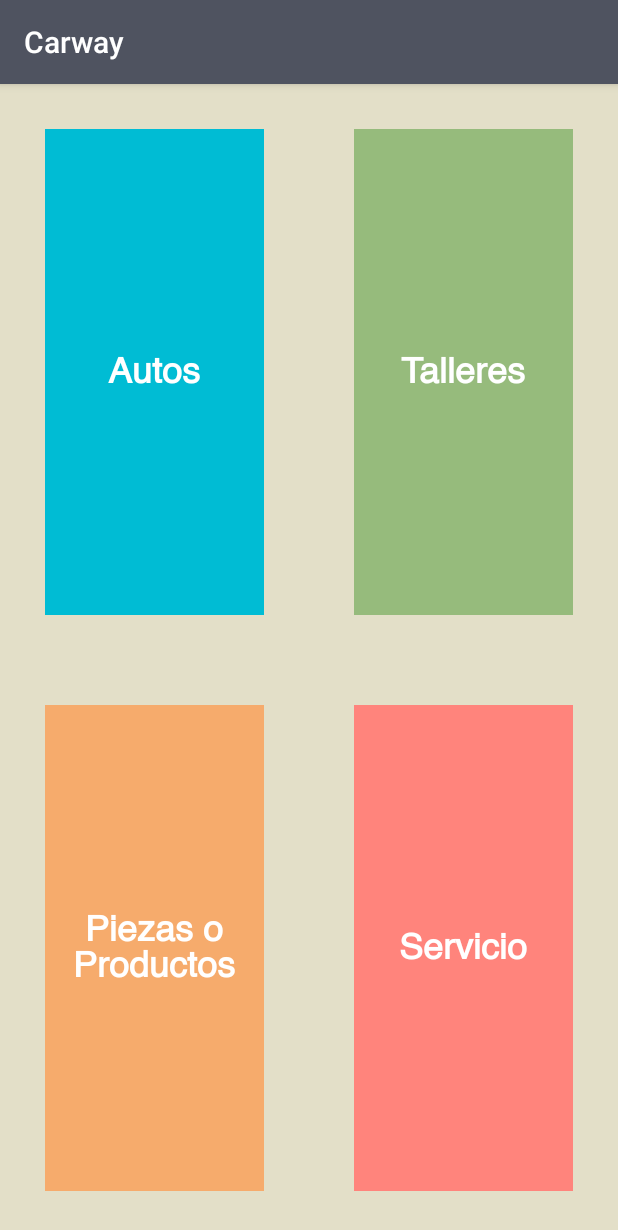
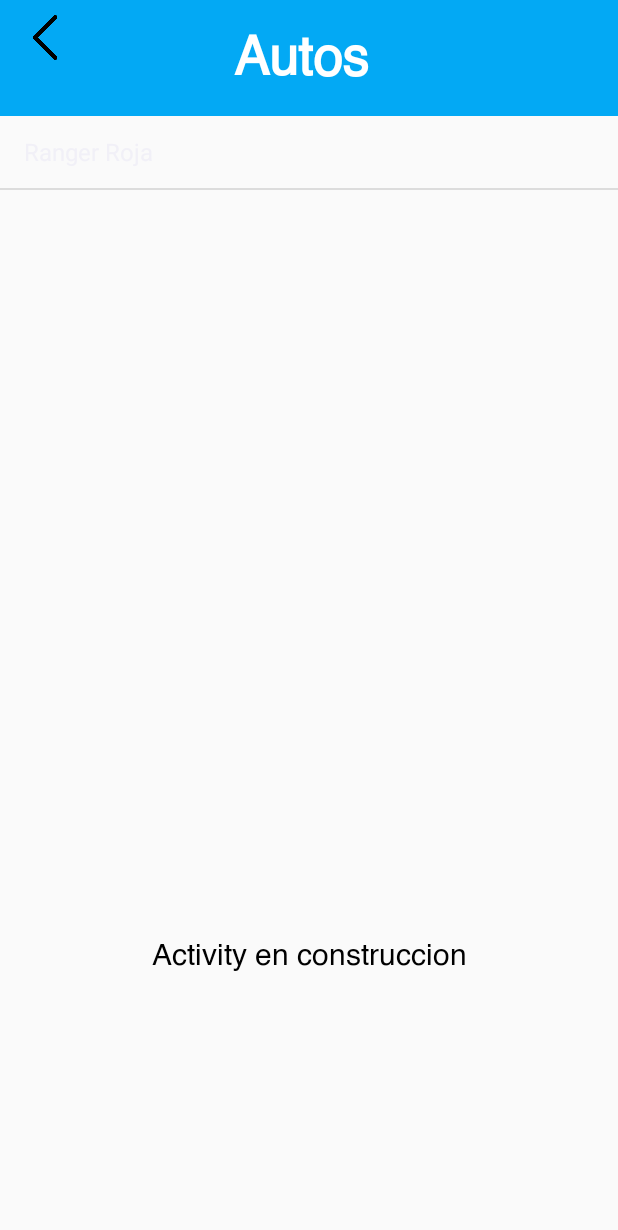
Before and after one commit to AbrahamLCodes/bitacoravehiculos, an Android app: the fragment RegistrosFragment shown on its own in the app's theme, after a tap on "Autos", on a phone screen of 412 x 824 dp. Shown: the top 1230 px of the screen. Run offline under Robolectric (Android 15) with nearby library versions, the phone set to English and light mode, and no system bars.

Commit message:
Activity Autos agregada

```diff
--- a/app/src/main/AndroidManifest.xml
+++ b/app/src/main/AndroidManifest.xml
@@ -4,13 +4,15 @@
 
     <application
         android:allowBackup="true"
-        android:icon="@mipmap/ic_launcher"
+        android:icon="@drawable/appicon"
         android:label="@string/app_name"
         android:roundIcon="@mipmap/ic_launcher_round"
         android:supportsRtl="true"
         android:theme="@style/AppTheme">
+        <activity android:name=".Activities.TalleresActivity"></activity>
+        <activity android:name=".Activities.AutosActivity" />
         <activity
-            android:name="swtizona.androidapps.bpv.MainActivity"
+            android:name=".MainActivity"
             android:label="@string/app_name"
             android:theme="@style/AppTheme.NoActionBar">
             <intent-filter>
--- /dev/null
+++ b/app/src/main/java/swtizona/androidapps/bpv/Activities/AutosActivity.java
@@ -0,0 +1,59 @@
+package swtizona.androidapps.bpv.Activities;
+
+import androidx.appcompat.app.AppCompatActivity;
+
+import android.os.Bundle;
+import android.view.View;
+import android.widget.AdapterView;
+import android.widget.ArrayAdapter;
+import android.widget.ImageView;
+import android.widget.ListView;
+import android.widget.Toast;
+
+import swtizona.androidapps.bpv.R;
+
+public class AutosActivity extends AppCompatActivity implements
+        View.OnClickListener
+        , AdapterView.OnItemClickListener {
+
+    private String [] autos = {"Ranger Roja"};
+    private ListView listAutos;
+    private ImageView backButton;
+
+    @Override
+    protected void onCreate(Bundle savedInstanceState) {
+        super.onCreate(savedInstanceState);
+        setContentView(R.layout.activity_autos);
+
+        backButton = findViewById(R.id.autosBack);
+        listAutos = findViewById(R.id.listAutos);
+        listAutos.setAdapter(new ArrayAdapter<>(
+                getApplicationContext()
+                , android.R.layout.simple_list_item_1
+                , autos));
+
+        backButton.setOnClickListener(this);
+        listAutos.setOnItemClickListener(this);
+    }
+
+    @Override
+    public void onBackPressed() {
+        super.onBackPressed();
+        //overridePendingTransition(R.anim.slide_out_right, R.anim.slide_in_left);
+    }
+
+    @Override
+    public void onClick(View v) {
+
+        switch (v.getId()){
+            case R.id.autosBack:
+                onBackPressed();
+                break;
+        }
+    }
+
+    @Override
+    public void onItemClick(AdapterView<?> parent, View view, int position, long id) {
+        Toast.makeText(this, ""+autos[position], Toast.LENGTH_SHORT).show();
+    }
+}
--- /dev/null
+++ b/app/src/main/java/swtizona/androidapps/bpv/Activities/TalleresActivity.java
@@ -0,0 +1,16 @@
+package swtizona.androidapps.bpv.Activities;
+
+import androidx.appcompat.app.AppCompatActivity;
+
+import android.os.Bundle;
+
+import swtizona.androidapps.bpv.R;
+
+public class TalleresActivity extends AppCompatActivity {
+
+    @Override
+    protected void onCreate(Bundle savedInstanceState) {
+        super.onCreate(savedInstanceState);
+        setContentView(R.layout.activity_talleres);
+    }
+}
--- a/app/src/main/java/swtizona/androidapps/bpv/HistoryFragment.java
+++ b/app/src/main/java/swtizona/androidapps/bpv/Fragments/HistoryFragment.java
@@ -1,4 +1,4 @@
-package swtizona.androidapps.bpv;
+package swtizona.androidapps.bpv.Fragments;
 
 import android.os.Bundle;
 
@@ -7,6 +7,8 @@ import androidx.fragment.app.Fragment;
 import android.view.LayoutInflater;
 import android.view.View;
 import android.view.ViewGroup;
+
+import swtizona.androidapps.bpv.R;
 
 
 public class HistoryFragment extends Fragment {
--- a/app/src/main/java/swtizona/androidapps/bpv/RegistrosFragment.java
+++ b/app/src/main/java/swtizona/androidapps/bpv/Fragments/RegistrosFragment.java
@@ -1,5 +1,7 @@
-package swtizona.androidapps.bpv;
+package swtizona.androidapps.bpv.Fragments;
 
+import android.app.Activity;
+import android.content.Intent;
 import android.os.Bundle;
 
 import androidx.annotation.NonNull;
@@ -11,6 +13,9 @@ import android.view.View;
 import android.view.ViewGroup;
 import android.widget.TextView;
 import android.widget.Toast;
+
+import swtizona.androidapps.bpv.Activities.AutosActivity;
+import swtizona.androidapps.bpv.R;
 
 public class RegistrosFragment extends Fragment implements View.OnClickListener {
 
@@ -57,7 +62,8 @@ public class RegistrosFragment extends Fragment implements View.OnClickListener
     }
 
     private void autos() {
-        Toast.makeText(getContext(), "Activity Autos en construcción", Toast.LENGTH_SHORT).show();
+        startActivity(new Intent(getActivity(), AutosActivity.class));
+        //getActivity().overridePendingTransition(R.anim.slide_in_left, R.anim.slide_out_right);
     }
 
     private void talleres() {
--- a/app/src/main/java/swtizona/androidapps/bpv/ReminderFragment.java
+++ b/app/src/main/java/swtizona/androidapps/bpv/Fragments/ReminderFragment.java
@@ -1,4 +1,4 @@
-package swtizona.androidapps.bpv;
+package swtizona.androidapps.bpv.Fragments;
 
 import android.os.Bundle;
 
@@ -7,6 +7,8 @@ import androidx.fragment.app.Fragment;
 import android.view.LayoutInflater;
 import android.view.View;
 import android.view.ViewGroup;
+
+import swtizona.androidapps.bpv.R;
 
 
 public class ReminderFragment extends Fragment {
--- a/app/src/main/java/swtizona/androidapps/bpv/ui/main/SectionsPagerAdapter.java
+++ b/app/src/main/java/swtizona/androidapps/bpv/ui/main/SectionsPagerAdapter.java
@@ -8,10 +8,10 @@ import androidx.fragment.app.Fragment;
 import androidx.fragment.app.FragmentManager;
 import androidx.fragment.app.FragmentPagerAdapter;
 
-import swtizona.androidapps.bpv.HistoryFragment;
+import swtizona.androidapps.bpv.Fragments.HistoryFragment;
 import swtizona.androidapps.bpv.R;
-import swtizona.androidapps.bpv.RegistrosFragment;
-import swtizona.androidapps.bpv.ReminderFragment;
+import swtizona.androidapps.bpv.Fragments.RegistrosFragment;
+import swtizona.androidapps.bpv.Fragments.ReminderFragment;
 
 /**
  * A [FragmentPagerAdapter] that returns a fragment corresponding to
--- /dev/null
+++ b/app/src/main/res/layout/activity_autos.xml
@@ -0,0 +1,78 @@
+<?xml version="1.0" encoding="utf-8"?>
+<LinearLayout xmlns:android="http://schemas.android.com/apk/res/android"
+    xmlns:app="http://schemas.android.com/apk/res-auto"
+    xmlns:tools="http://schemas.android.com/tools"
+    android:layout_width="match_parent"
+    android:layout_height="match_parent"
+    android:orientation="vertical"
+    tools:context="swtizona.androidapps.bpv.Activities.AutosActivity">
+
+    <LinearLayout
+        android:layout_width="match_parent"
+        android:layout_height="wrap_content"
+        android:orientation="horizontal"
+        android:background="#03A9F4">
+
+        <ImageView
+            android:id="@+id/autosBack"
+            android:layout_width="50dp"
+            android:layout_height="50dp"
+            android:src="@drawable/back"
+            android:paddingBottom="10dp"
+            android:paddingLeft="10dp"
+            android:paddingTop="10dp"
+            />
+
+        <TextView
+            android:id="@+id/textView"
+            android:layout_width="match_parent"
+            android:layout_height="wrap_content"
+            android:text="Autos"
+            android:gravity="center"
+            android:textSize="35sp"
+            android:textColor="#FFFFFF"
+            android:layout_marginTop="10dp"
+            android:layout_marginLeft="10dp"
+            android:layout_marginRight="10dp"
+            android:layout_marginBottom="10dp"
+            android:paddingRight="60dp"
+            android:textStyle="bold"
+            android:fontFamily="@font/helvetica"
+            />
+
+    </LinearLayout>
+
+
+
+
+    <LinearLayout
+        android:layout_width="match_parent"
+        android:layout_height="match_parent"
+        android:orientation="vertical">
+        <ListView
+            android:id="@+id/listAutos"
+            android:layout_width="match_parent"
+            android:layout_height="0dp"
+            android:layout_weight="2" />
+
+        <LinearLayout
+            android:id="@+id/bottomLayout"
+            android:layout_width="match_parent"
+            android:layout_height="0dp"
+            android:layout_weight="2"
+            android:orientation="vertical">
+
+            <TextView
+                android:layout_width="match_parent"
+                android:layout_height="match_parent"
+                android:text="Activity en construccion"
+                android:gravity="center"
+                android:textSize="20sp"
+                android:textColor="#000"
+                android:fontFamily="@font/helvetica"/>
+
+        </LinearLayout>
+    </LinearLayout>
+
+
+</LinearLayout>
--- /dev/null
+++ b/app/src/main/res/layout/activity_talleres.xml
@@ -0,0 +1,9 @@
+<?xml version="1.0" encoding="utf-8"?>
+<androidx.constraintlayout.widget.ConstraintLayout xmlns:android="http://schemas.android.com/apk/res/android"
+    xmlns:app="http://schemas.android.com/apk/res-auto"
+    xmlns:tools="http://schemas.android.com/tools"
+    android:layout_width="match_parent"
+    android:layout_height="match_parent"
+    tools:context="swtizona.androidapps.bpv.Activities.TalleresActivity">
+
+</androidx.constraintlayout.widget.ConstraintLayout>
--- a/app/src/main/res/layout/fragment_history.xml
+++ b/app/src/main/res/layout/fragment_history.xml
@@ -4,7 +4,7 @@
     xmlns:tools="http://schemas.android.com/tools"
     android:layout_width="match_parent"
     android:layout_height="match_parent"
-    tools:context=".HistoryFragment">
+    tools:context=".Fragments.HistoryFragment">
 
     <!-- TODO: Update blank fragment layout -->
 
--- a/app/src/main/res/layout/fragment_registros.xml
+++ b/app/src/main/res/layout/fragment_registros.xml
@@ -7,7 +7,7 @@
     android:background="#e3dfc8"
     android:orientation="vertical"
     android:weightSum="2"
-    tools:context=".RegistrosFragment">
+    tools:context=".Fragments.RegistrosFragment">
 
     <!-- TODO: Update blank fragment layout -->
     <LinearLayout
--- a/app/src/main/res/layout/fragment_reminder.xml
+++ b/app/src/main/res/layout/fragment_reminder.xml
@@ -4,7 +4,7 @@
     xmlns:tools="http://schemas.android.com/tools"
     android:layout_width="match_parent"
     android:layout_height="match_parent"
-    tools:context=".ReminderFragment">
+    tools:context=".Fragments.ReminderFragment">
 
     <!-- TODO: Update blank fragment layout -->
     <LinearLayout
--- a/app/src/main/res/values/styles.xml
+++ b/app/src/main/res/values/styles.xml
@@ -1,9 +1,9 @@
 <resources>
     <!-- Base application theme. -->
-    <style name="AppTheme" parent="Theme.AppCompat.Light.DarkActionBar">
+    <style name="AppTheme" parent="Theme.AppCompat.Light.NoActionBar">
         <!-- Customize your theme here. -->
         <item name="colorPrimary">@color/colorPrimary</item>
-        <item name="colorPrimaryDark">@color/colorPrimaryDark</item>
+        <item name="colorPrimaryDark">#03A9F4</item>
         <item name="colorAccent">@color/colorAccent</item>
     </style>
 
```
Also changed, not shown: app/src/main/res/drawable/appicon.png (added), app/src/main/res/drawable/back.png (added).
